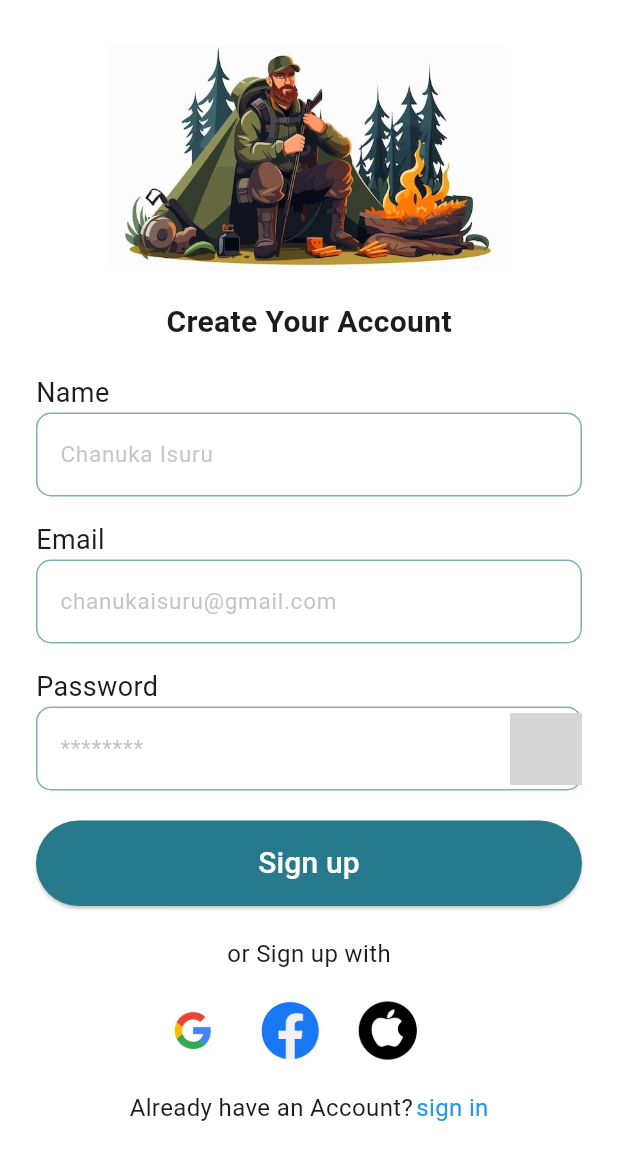
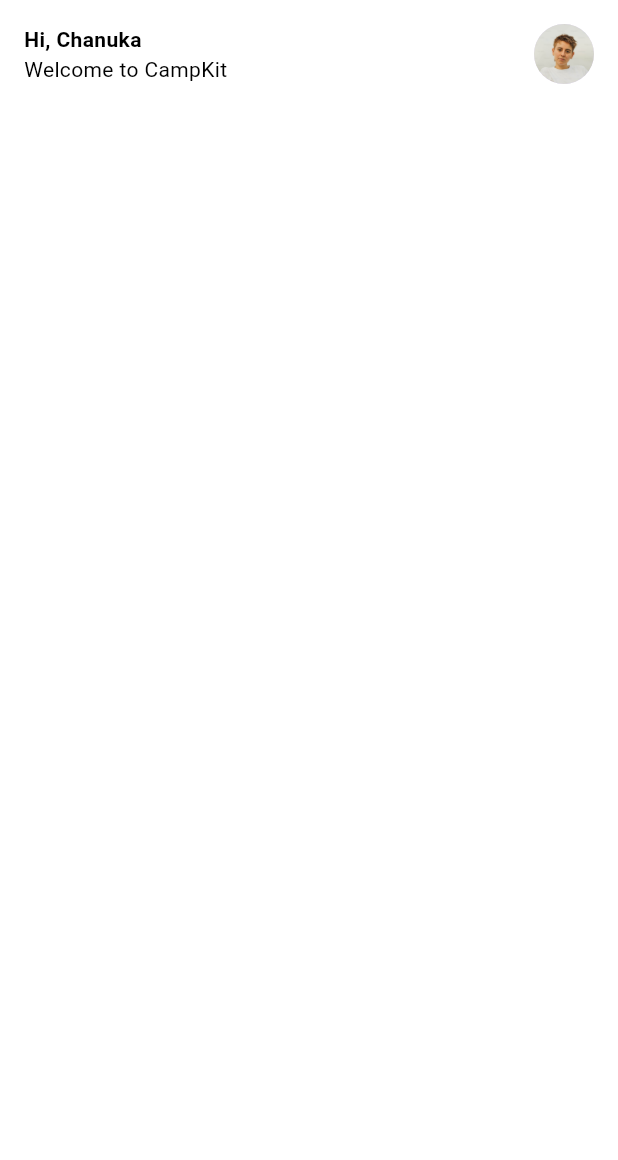
Before and after one commit to Chanukaisuru/CampKit, a Flutter app: the SignUpPage screen opened directly, after a tap on "Sign up", on a phone screen of 412 x 824 dp. Shown: the top 1160 px of the screen. Run offline on Flutter 3.47's test engine with Material 3 defaults, Android fonts, the phone set to English and light mode, and no system bars; grey boxes are pictures that could not be loaded.

Commit message:
new file:   assets/image/userimage.jpeg 	new file:   lib/home/home_page.dart 	modified:   lib/signIn_and_signUp/sign_up_page.dart 	modified:   pubspec.yaml

```diff
--- /dev/null
+++ b/lib/home/home_page.dart
@@ -0,0 +1,55 @@
+import 'dart:ui';
+
+import 'package:flutter/material.dart';
+
+void main(){
+  runApp(CampKitApp());
+}
+
+class CampKitApp extends StatelessWidget{
+  @override
+  Widget build(BuildContext context){
+    return MaterialApp(
+      theme: ThemeData(
+        primarySwatch: Colors.green,
+      ),
+
+      home:HomePage(),
+    );
+  }
+}
+
+class HomePage extends StatelessWidget {
+  @override
+  Widget build(BuildContext context) {
+    return const Scaffold(
+      backgroundColor: Colors.white,
+      body: Padding(
+        padding: EdgeInsets.all(16.0),
+        child: Column(
+          crossAxisAlignment: CrossAxisAlignment.start,
+          children: [
+            // Row 1: Greeting Column + Profile Image
+            Row(
+              children: [
+                Expanded(
+                  child: Column(
+                    crossAxisAlignment: CrossAxisAlignment.start,
+                    children: [
+                      Text("Hi, Chanuka", style: TextStyle(color: Colors.black,fontWeight: FontWeight.bold)),
+                      Text("Welcome to CampKit", style: TextStyle(color: Color.fromARGB(255, 0, 0, 0))),
+                    ],
+                  ),
+                ),
+                CircleAvatar(
+                  backgroundImage: AssetImage('assets/image/userimage.jpeg'), // Replace with your profile image asset
+                ),
+              ],
+            ),
+          ],
+        ),
+      ),
+    );
+
+  }
+}
--- a/lib/signIn_and_signUp/sign_up_page.dart
+++ b/lib/signIn_and_signUp/sign_up_page.dart
@@ -1,3 +1,4 @@
+import 'package:campkit/home/home_page.dart';
 import 'package:flutter/material.dart';
 
 class SignUpPage extends StatefulWidget {
@@ -72,7 +73,10 @@ class _SignUpPageState extends State<SignUpPage> {
 
                   ElevatedButton(
                     onPressed: (){
-                      /**/
+                      Navigator.push(context,
+                   MaterialPageRoute(builder: (context) =>CampKitApp(),
+                   ),
+                   );
                     },
                     style: ElevatedButton.styleFrom(
                       backgroundColor:Color(0xFF277A8C),
--- a/pubspec.yaml
+++ b/pubspec.yaml
@@ -68,6 +68,7 @@ flutter:
      - assets/icon/apple.png
      - assets/icon/close_eye.png
      - assets/icon/open_eye.png
+     - assets/image/userimage.jpeg
 
   #   - images/a_dot_burr.jpeg
   #   - images/a_dot_ham.jpeg
```
Also changed, not shown: assets/image/userimage.jpeg (added).
